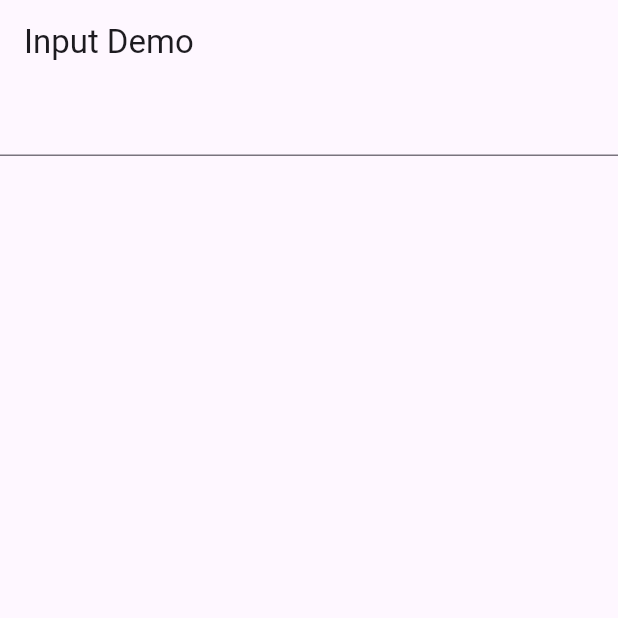
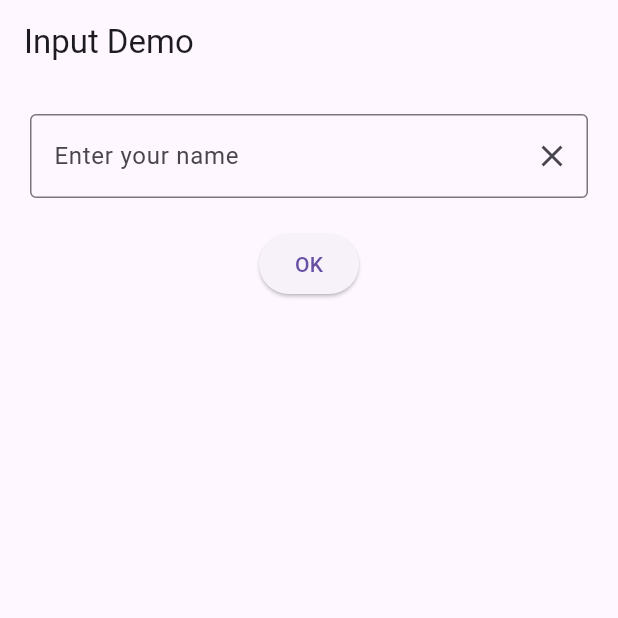
Before and after one commit to Sippakornnn/myapp, a Flutter app: the screen it shows after launch, on a phone screen of 412 x 824 dp, the top half of it. Run offline on Flutter 3.47's test engine with Material 3 defaults, Android fonts, the phone set to English and light mode, and no system bars.

Commit message:
Update the txtfield with decoration and clear text button icon

```diff
--- a/lib/week04/input_demo.dart
+++ b/lib/week04/input_demo.dart
@@ -8,21 +8,39 @@ class InputDemo extends StatefulWidget {
 }
 
 class _InputDemoState extends State<InputDemo> {
+  // state variables
   String message = '';
+  TextEditingController tcName = TextEditingController();
+
+  //function
+  void updateText() {
+    setState(() {
+      message = tcName.text;
+    });
+  }
+
   @override
   Widget build(BuildContext context) {
     return Scaffold(
       appBar: AppBar(title: Text('Input Demo')),
       body: Column(
         children: [
-          TextField(
-            onChanged: (String txt) {
-              // debugPrint(txt);
-              setState(() {
-                message = txt;
-              });
-            },
+          Padding(
+            padding: const EdgeInsets.all(20.0),
+            child: TextField(
+              decoration: InputDecoration(
+                border: OutlineInputBorder(),
+                labelText: 'Enter your name',
+                suffixIcon: IconButton(
+                  onPressed: tcName.clear,
+                  icon: Icon(Icons.clear),
+                ),
+              ),
+              controller: tcName,
+            ),
           ),
+          ElevatedButton(onPressed: updateText, child: Text('OK')),
+          SizedBox(height: 20),
           Text(message),
         ],
       ),
```
